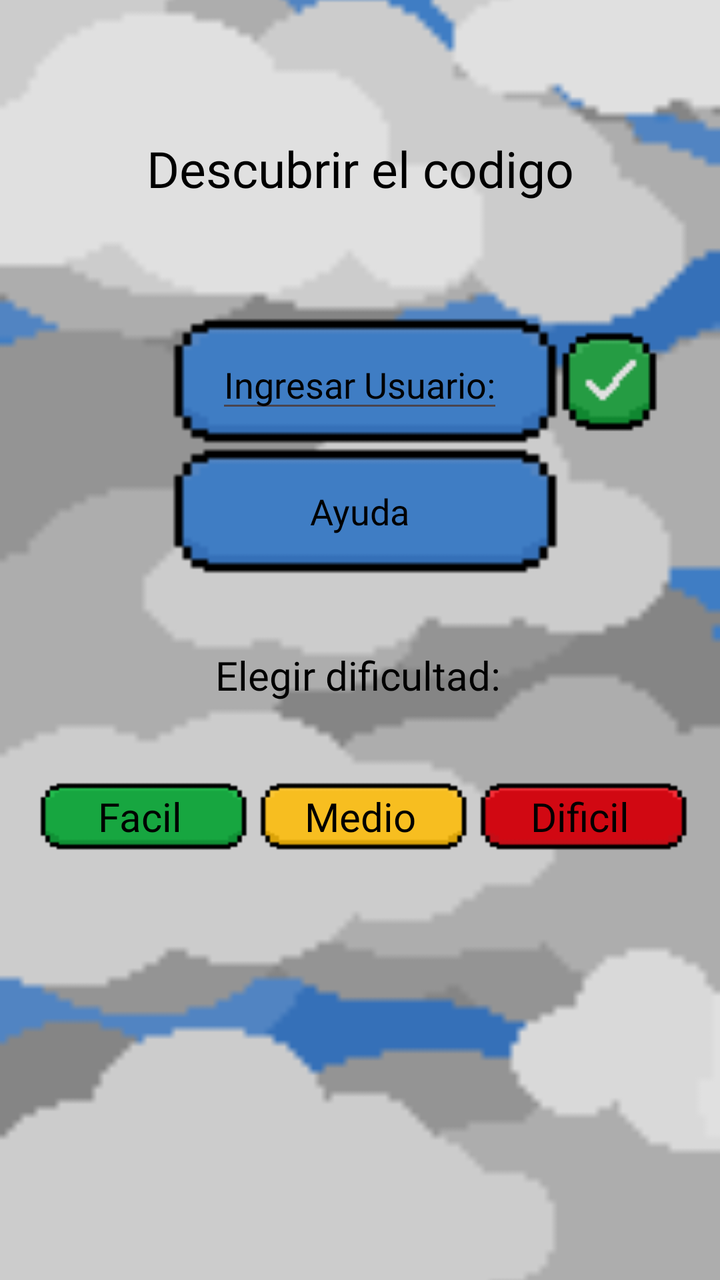
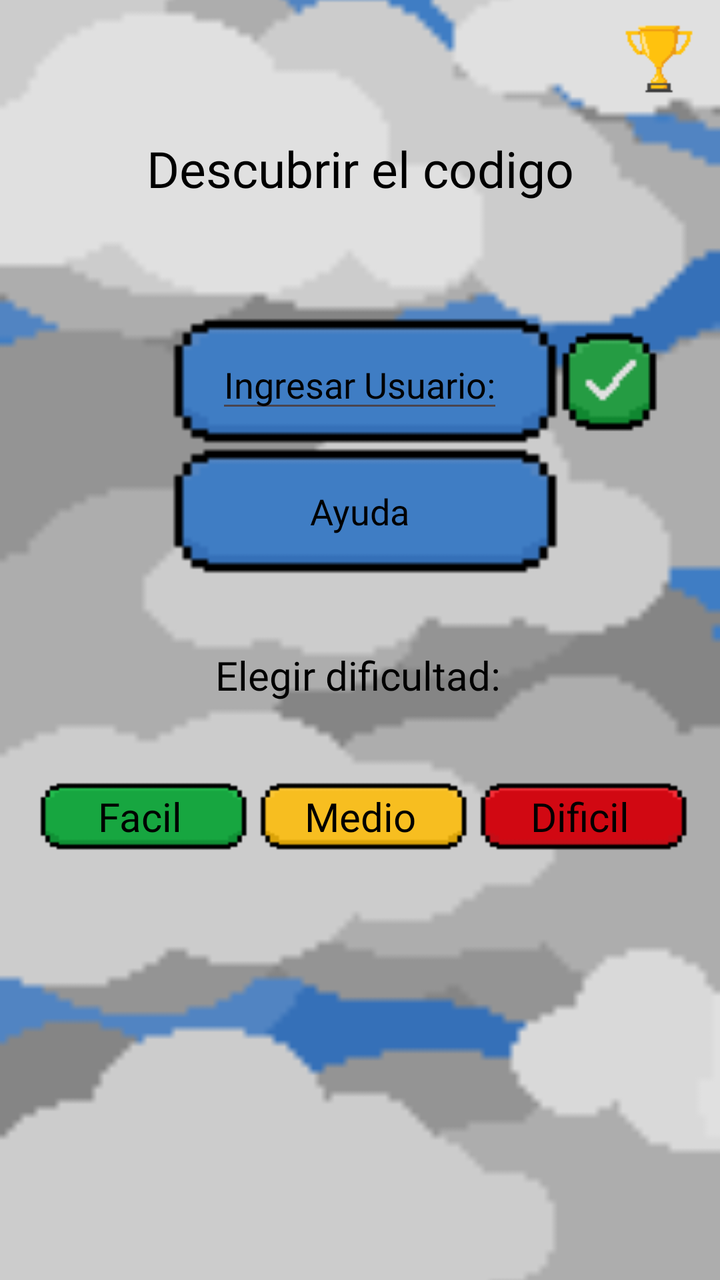

Compare the two renders of this Android layout. The source of the first and the diff that turns it into the second are given below.
<!-- AndroidManifest.xml: application theme Theme.MyApplication -->
<!-- res/layout/activity_principal.xml -->
<?xml version="1.0" encoding="utf-8"?>
<androidx.constraintlayout.widget.ConstraintLayout xmlns:android="http://schemas.android.com/apk/res/android"
    android:id="@+id/incio"
    xmlns:tools="http://schemas.android.com/tools"
    android:layout_width="match_parent"
    android:layout_height="match_parent"
    xmlns:app="http://schemas.android.com/apk/res-auto">


    <ImageView
        android:id="@+id/imageView"
        android:layout_width="match_parent"
        android:layout_height="match_parent"
        android:scaleType="centerCrop"
        android:src="@drawable/fondoinicio"
        tools:layout_editor_absoluteX="0dp"
        tools:layout_editor_absoluteY="-16dp" />

    <TextView
        android:id="@+id/titulo"
        style="@style/texts"
        android:layout_width="wrap_content"
        android:layout_height="wrap_content"
        android:text="@string/Titulo"
        android:textSize="25sp"
        app:layout_constraintBottom_toTopOf="@+id/imageButton2"
        app:layout_constraintEnd_toEndOf="parent"
        app:layout_constraintStart_toStartOf="parent"
        app:layout_constraintTop_toTopOf="@+id/imageView"
        app:layout_constraintVertical_bias="0.542" />

    <TextView
        android:id="@+id/textView5"
        style="@style/texts"
        android:text="@string/hola"
        android:visibility="gone"
        app:layout_constraintBottom_toTopOf="@+id/imageButton2"
        app:layout_constraintEnd_toEndOf="parent"
        app:layout_constraintHorizontal_bias="0.353"
        app:layout_constraintStart_toStartOf="parent"
        app:layout_constraintTop_toTopOf="parent"
        app:layout_constraintVertical_bias="1.0" />

    <TextView
        android:id="@+id/nombre"
        style="@style/texts"
        android:text=""
        android:visibility="gone"
        app:layout_constraintBottom_toTopOf="@+id/imageButton2"
        app:layout_constraintEnd_toEndOf="parent"
        app:layout_constraintHorizontal_bias="0.05"
        app:layout_constraintStart_toEndOf="@+id/textView5"
        app:layout_constraintTop_toTopOf="parent"
        app:layout_constraintVertical_bias="1.0" />

    <ImageButton
        android:id="@+id/imageButton2"
        style="@style/Buttons"
        android:layout_width="200dp"
        android:layout_height="65dp"
        android:src="@drawable/inicio"
        app:layout_constraintBottom_toTopOf="@+id/AyudaBoton"
        app:layout_constraintEnd_toEndOf="parent"
        app:layout_constraintHorizontal_bias="0.497"
        app:layout_constraintStart_toStartOf="parent"
        app:layout_constraintTop_toTopOf="parent"
        app:layout_constraintVertical_bias="1.0" />

    <ImageButton
        android:id="@+id/aceptarInicio"
        style="@style/Buttons"
        android:layout_width="50dp"
        android:layout_height="50dp"
        android:src="@drawable/aceptarinicio"
        app:layout_constraintEnd_toEndOf="parent"
        app:layout_constraintTop_toTopOf="@+id/imageButton2"
        app:layout_constraintBottom_toBottomOf="@+id/imageButton2"
        app:layout_constraintHorizontal_bias="0.0"
        app:layout_constraintStart_toEndOf="@+id/imageButton2" />

    <ImageButton
        android:id="@+id/AyudaBoton"
        style="@style/Buttons"
        android:layout_width="200dp"
        android:layout_height="65dp"
        android:layout_marginBottom="352dp"
        android:src="@drawable/inicio"
        app:layout_constraintBottom_toBottomOf="@+id/imageView"
        app:layout_constraintEnd_toEndOf="parent"
        app:layout_constraintHorizontal_bias="0.497"
        app:layout_constraintStart_toStartOf="parent" />

    <EditText
        android:id="@+id/editText"
        style="@style/texts"
        android:fontFamily="@font/font"
        android:hint="@string/usuario"
        android:maxLength="10"
        android:textColorHint="@color/black"
        android:textSize="18sp"
        app:layout_constraintBottom_toBottomOf="@+id/imageButton2"
        app:layout_constraintEnd_toEndOf="@+id/imageButton2"
        app:layout_constraintStart_toStartOf="@+id/imageButton2"
        app:layout_constraintTop_toTopOf="@+id/imageButton2" />

    <TextView
        android:id="@+id/textView3"
        style="@style/texts"
        android:text="@string/ayuda"
        android:textSize="18sp"
        app:layout_constraintBottom_toBottomOf="@+id/AyudaBoton"
        app:layout_constraintEnd_toEndOf="@+id/AyudaBoton"
        app:layout_constraintStart_toStartOf="@+id/AyudaBoton"
        app:layout_constraintTop_toBottomOf="@+id/imageButton2" />

    <TextView

        android:id="@+id/textView"
        style="@style/texts"
        android:layout_marginTop="36dp"
        android:text="@string/nivel"
        app:layout_constraintEnd_toEndOf="parent"
        app:layout_constraintHorizontal_bias="0.495"
        app:layout_constraintStart_toStartOf="@+id/imageView"
        app:layout_constraintTop_toBottomOf="@+id/AyudaBoton" />

    <ImageButton
        android:id="@+id/facil"
        style="@style/Buttons"
        android:layout_width="110dp"
        android:layout_height="35dp"
        android:src="@drawable/facil"
        app:layout_constraintBottom_toBottomOf="parent"
        app:layout_constraintEnd_toStartOf="@+id/medio"
        app:layout_constraintHorizontal_chainStyle="packed"
        app:layout_constraintStart_toStartOf="parent"
        app:layout_constraintTop_toTopOf="parent"
        app:layout_constraintVertical_bias="0.646" />

    <ImageButton
        android:id="@+id/medio"
        style="@style/Buttons"
        android:layout_width="110dp"
        android:layout_height="35dp"
        android:src="@drawable/amarilloboton"
        app:layout_constraintBottom_toBottomOf="parent"
        app:layout_constraintEnd_toStartOf="@+id/dificil"
        app:layout_constraintStart_toEndOf="@+id/facil"
        app:layout_constraintTop_toTopOf="parent"
        app:layout_constraintVertical_bias="0.646" />

    <ImageButton
        android:id="@+id/dificil"
        style="@style/Buttons"
        android:layout_width="110dp"
        android:layout_height="35dp"
        android:src="@drawable/dificil"
        app:layout_constraintBottom_toBottomOf="parent"
        app:layout_constraintEnd_toEndOf="parent"
        app:layout_constraintStart_toEndOf="@+id/medio"
        app:layout_constraintTop_toTopOf="parent"
        app:layout_constraintVertical_bias="0.646" />

    <ImageButton
        android:id="@+id/aceptar"
        style="@style/Buttons"
        android:visibility="gone"
        android:layout_width="150dp"
        android:layout_height="44dp"
        android:src="@drawable/inicio"
        app:layout_constraintBottom_toBottomOf="parent"
        app:layout_constraintEnd_toEndOf="parent"
        app:layout_constraintHorizontal_bias="0.498"
        app:layout_constraintStart_toStartOf="parent"
        app:layout_constraintTop_toBottomOf="@+id/medio"
        app:layout_constraintVertical_bias="0.044" />

    <TextView
        android:id="@+id/textView2"
        style="@style/texts"
        android:text="@string/facil"
        android:textSize="20sp"
        app:layout_constraintBottom_toBottomOf="@+id/facil"
        app:layout_constraintEnd_toEndOf="@+id/facil"
        app:layout_constraintStart_toStartOf="@+id/facil"
        app:layout_constraintTop_toTopOf="@+id/facil" />

    <TextView
        android:id="@+id/textView4"
        style="@style/texts"
        android:text="@string/medio"
        android:textSize="20sp"
        app:layout_constraintBottom_toBottomOf="@+id/medio"
        app:layout_constraintEnd_toEndOf="@+id/medio"
        app:layout_constraintStart_toEndOf="@+id/facil"
        app:layout_constraintTop_toTopOf="@+id/medio" />

    <TextView
        style="@style/texts"
        android:text="@string/dificil"
        android:textSize="20sp"
        app:layout_constraintBottom_toBottomOf="@+id/dificil"
        app:layout_constraintEnd_toEndOf="@+id/dificil"
        app:layout_constraintStart_toEndOf="@+id/medio"
        app:layout_constraintTop_toTopOf="@+id/dificil" />
</androidx.constraintlayout.widget.ConstraintLayout>
<!-- resources referenced by this layout -->
<resources>
  <color name="black">#FF000000</color>
  <!-- drawable aceptarinicio: png bitmap (drawable, 451 bytes) -->
  <!-- drawable amarilloboton: png bitmap (drawable, 472 bytes) -->
  <!-- drawable dificil: png bitmap (drawable, 472 bytes) -->
  <!-- drawable facil: png bitmap (drawable, 473 bytes) -->
  <!-- drawable fondoinicio: png bitmap (drawable, 3660 bytes) -->
  <!-- drawable inicio: png bitmap (drawable, 472 bytes) -->
  <string name="Titulo">Descubrir el codigo</string>
  <string name="ayuda">Ayuda</string>
  <string name="dificil">Dificil</string>
  <string name="facil">Facil</string>
  <string name="hola">Hola</string>
  <string name="medio">Medio</string>
  <string name="nivel">Elegir dificultad:</string>
  <string name="usuario">Ingresar Usuario:</string>
  <style name="Buttons">
          <item name="android:layout_width">120dp</item>
          <item name="android:layout_height">120dp</item>
          <item name="android:layout_gravity">center_vertical</item>
          <item name="android:background">?attr/selectableItemBackgroundBorderless</item>
          <item name="android:scaleType">centerCrop</item>
      </style>
  <style name="texts">
          <item name="android:layout_width">wrap_content</item>
          <item name="android:layout_height">wrap_content</item>
          <item name="android:fontFamily">@font/font</item>
          <item name="android:textColor">@color/black</item>
          <item name="android:textSize">20sp</item>
      </style>
  <style name="Theme.MyApplication" parent="Base.Theme.MyApplication" />
  <style name="Base.Theme.MyApplication" parent="Theme.Material3.DayNight.NoActionBar">
          
          
      </style>
</resources>

<!-- the commit's change to res/layout/activity_principal.xml (unified diff, before → after) -->
@@ -6,15 +6,26 @@
     android:layout_height="match_parent"
     xmlns:app="http://schemas.android.com/apk/res-auto">
 
-
     <ImageView
         android:id="@+id/imageView"
         android:layout_width="match_parent"
         android:layout_height="match_parent"
         android:scaleType="centerCrop"
         android:src="@drawable/fondoinicio"
-        tools:layout_editor_absoluteX="0dp"
-        tools:layout_editor_absoluteY="-16dp" />
+        tools:layout_editor_absoluteX="118dp"
+        tools:layout_editor_absoluteY="16dp" />
+
+    <ImageButton
+        style="@style/Buttons"
+        android:layout_width="35dp"
+        android:layout_height="35dp"
+        android:src="@drawable/rankin"
+        app:layout_constraintBottom_toBottomOf="parent"
+        app:layout_constraintEnd_toEndOf="parent"
+        app:layout_constraintHorizontal_bias="0.960"
+        app:layout_constraintStart_toStartOf="parent"
+        app:layout_constraintTop_toTopOf="parent"
+        app:layout_constraintVertical_bias="0.020" />
 
     <TextView
         android:id="@+id/titulo"
<!-- resource entries referenced after the edit -->
@@ -7,6 +7,7 @@
   <!-- drawable facil: png bitmap (drawable, 473 bytes) -->
   <!-- drawable fondoinicio: png bitmap (drawable, 3660 bytes) -->
   <!-- drawable inicio: png bitmap (drawable, 472 bytes) -->
+  <!-- drawable rankin: png bitmap (drawable, 622 bytes) -->
   <string name="Titulo">Descubrir el codigo</string>
   <string name="ayuda">Ayuda</string>
   <string name="dificil">Dificil</string>
